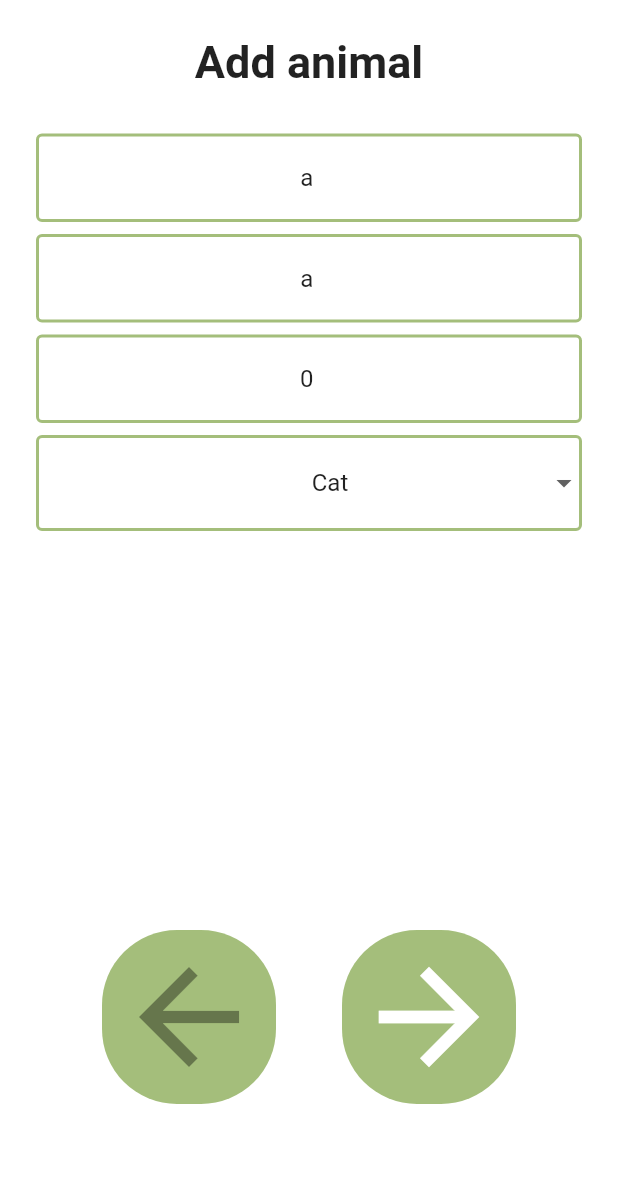
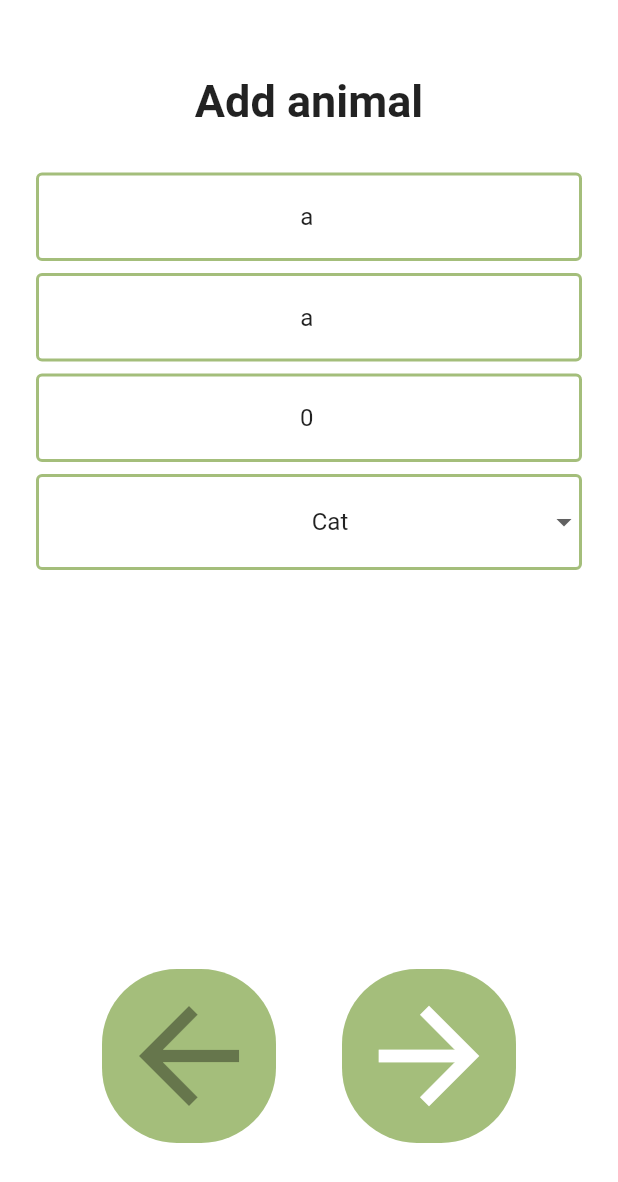
Before and after one commit to Daannko/adopciak, a Flutter app: the AddAnimalScreen screen opened directly, on a phone screen of 412 x 824 dp. Shown: the top 1182 px of the screen. Run offline on Flutter 3.47's test engine with Material 2 defaults, Android fonts, the phone set to English and light mode, and no system bars; our stand-ins replace animated_background, cloud_firestore, firebase_auth, firebase_core, firebase_database, firebase_storage and 6 more; accounts and stored records are empty.

Commit message:
Minimalne zmiany prawie niczego

```diff
--- a/lib/add_animal_screen.dart
+++ b/lib/add_animal_screen.dart
@@ -68,7 +68,7 @@ class _AddAnimalScreenStatus extends State<AddAnimalScreen> {
       body: ModalProgressHUD(
         inAsyncCall: showSpinner,
         child: Padding(
-          padding: const EdgeInsets.fromLTRB(24, 24, 24, 10),
+          padding: const EdgeInsets.fromLTRB(24, 50, 24, 10),
           child: SingleChildScrollView(
             child: Container(
               height: MediaQuery.of(context).size.height - // total height
```
Also changed, not shown: lib/animal_screen.dart (+11 -0 lines).
